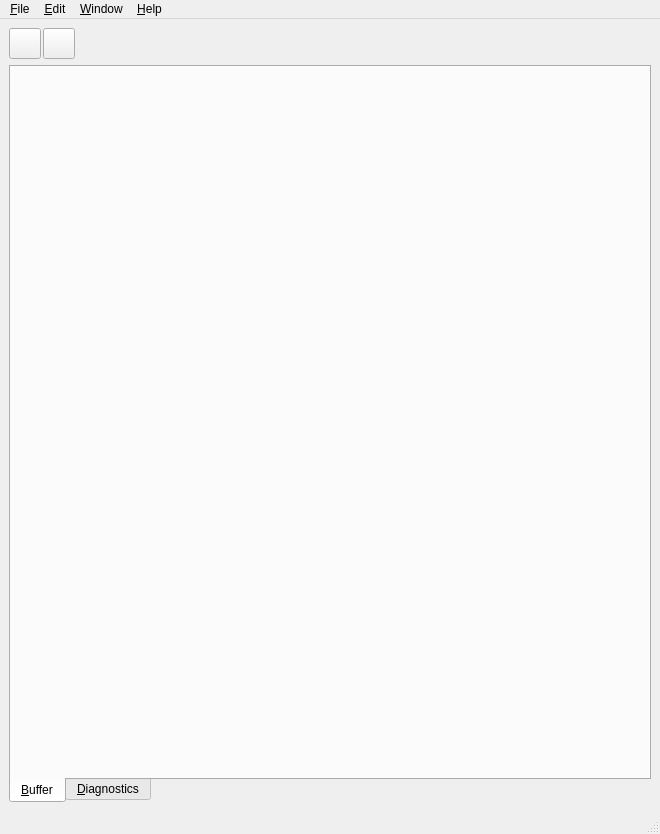
Qt form software/usbflashprog/main/mainwindow.ui (robsonsmartins/usbflashprog) before a commit.
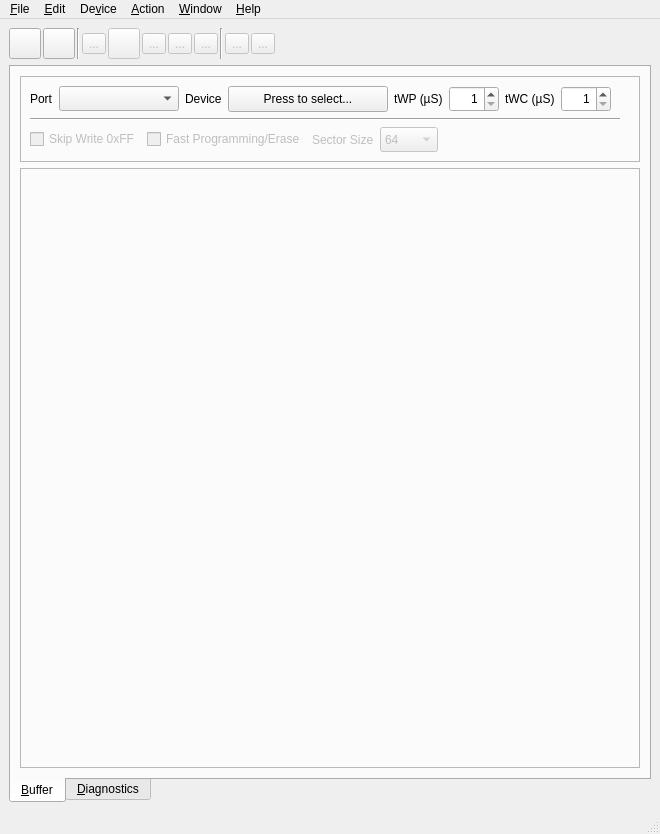
The same form after that commit. Icons and pictures are not drawn.

Commit message: Rev.G. Update software source format. Add base device and actions. Update ui.

What changed in the file:
```diff
--- a/software/usbflashprog/main/mainwindow.ui
+++ b/software/usbflashprog/main/mainwindow.ui
@@ -83,6 +83,181 @@
          </property>
         </widget>
        </item>
+       <item>
+        <widget class="Line" name="line_9">
+         <property name="orientation">
+          <enum>Qt::Vertical</enum>
+         </property>
+        </widget>
+       </item>
+       <item>
+        <widget class="QToolButton" name="btnRead">
+         <property name="enabled">
+          <bool>false</bool>
+         </property>
+         <property name="toolTip">
+          <string>Read</string>
+         </property>
+         <property name="text">
+          <string>...</string>
+         </property>
+         <property name="icon">
+          <iconset resource="../resources/resources.qrc">
+           <normaloff>:/toolicons/action-read.ico</normaloff>:/toolicons/action-read.ico</iconset>
+         </property>
+         <property name="iconSize">
+          <size>
+           <width>24</width>
+           <height>24</height>
+          </size>
+         </property>
+        </widget>
+       </item>
+       <item>
+        <widget class="QToolButton" name="btnProgram">
+         <property name="enabled">
+          <bool>false</bool>
+         </property>
+         <property name="toolTip">
+          <string>Program</string>
+         </property>
+         <property name="text">
+          <string/>
+         </property>
+         <property name="icon">
+          <iconset resource="../resources/resources.qrc">
+           <normaloff>:/toolicons/action-prog.ico</normaloff>:/toolicons/action-prog.ico</iconset>
+         </property>
+         <property name="iconSize">
+          <size>
+           <width>24</width>
+           <height>24</height>
+          </size>
+         </property>
+        </widget>
+       </item>
+       <item>
+        <widget class="QToolButton" name="btnVerify">
+         <property name="enabled">
+          <bool>false</bool>
+         </property>
+         <property name="toolTip">
+          <string>Verify/Compare</string>
+         </property>
+         <property name="text">
+          <string>...</string>
+         </property>
+         <property name="icon">
+          <iconset resource="../resources/resources.qrc">
+           <normaloff>:/toolicons/action-verify.ico</normaloff>:/toolicons/action-verify.ico</iconset>
+         </property>
+         <property name="iconSize">
+          <size>
+           <width>24</width>
+           <height>24</height>
+          </size>
+         </property>
+        </widget>
+       </item>
+       <item>
+        <widget class="QToolButton" name="btnErase">
+         <property name="enabled">
+          <bool>false</bool>
+         </property>
+         <property name="toolTip">
+          <string>Erase</string>
+         </property>
+         <property name="text">
+          <string>...</string>
+         </property>
+         <property name="icon">
+          <iconset resource="../resources/resources.qrc">
+           <normaloff>:/toolicons/action-erase.ico</normaloff>:/toolicons/action-erase.ico</iconset>
+         </property>
+         <property name="iconSize">
+          <size>
+           <width>24</width>
+           <height>24</height>
+          </size>
+         </property>
+        </widget>
+       </item>
+       <item>
+        <widget class="QToolButton" name="btnBlankCheck">
+         <property name="enabled">
+          <bool>false</bool>
+         </property>
+         <property name="toolTip">
+          <string>Blank Check</string>
+         </property>
+         <property name="text">
+          <string>...</string>
+         </property>
+         <property name="icon">
+          <iconset resource="../resources/resources.qrc">
+           <normaloff>:/toolicons/action-blank-check.ico</normaloff>:/toolicons/action-blank-check.ico</iconset>
+         </property>
+         <property name="iconSize">
+          <size>
+           <width>24</width>
+           <height>24</height>
+          </size>
+         </property>
+        </widget>
+       </item>
+       <item>
+        <widget class="Line" name="line_10">
+         <property name="orientation">
+          <enum>Qt::Vertical</enum>
+         </property>
+        </widget>
+       </item>
+       <item>
+        <widget class="QToolButton" name="btnGetID">
+         <property name="enabled">
+          <bool>false</bool>
+         </property>
+         <property name="toolTip">
+          <string>Get ID</string>
+         </property>
+         <property name="text">
+          <string>...</string>
+         </property>
+         <property name="icon">
+          <iconset resource="../resources/resources.qrc">
+           <normaloff>:/toolicons/action-getid.ico</normaloff>:/toolicons/action-getid.ico</iconset>
+         </property>
+         <property name="iconSize">
+          <size>
+           <width>24</width>
+           <height>24</height>
+          </size>
+         </property>
+        </widget>
+       </item>
+       <item>
+        <widget class="QToolButton" name="btnUnprotect">
+         <property name="enabled">
+          <bool>false</bool>
+         </property>
+         <property name="toolTip">
+          <string>Unprotect</string>
+         </property>
+         <property name="text">
+          <string>...</string>
+         </property>
+         <property name="icon">
+          <iconset resource="../resources/resources.qrc">
+           <normaloff>:/toolicons/action-unprotect.ico</normaloff>:/toolicons/action-unprotect.ico</iconset>
+         </property>
+         <property name="iconSize">
+          <size>
+           <width>24</width>
+           <height>24</height>
+          </size>
+         </property>
+        </widget>
+       </item>
        <item>
         <spacer name="horizontalSpacer_6">
          <property name="orientation">
@@ -126,7 +301,308 @@
        <attribute name="title">
         <string>&amp;Buffer</string>
        </attribute>
-       <layout class="QVBoxLayout" name="verticalLayout_13"/>
+       <layout class="QVBoxLayout" name="verticalLayout_13">
+        <item>
+         <layout class="QHBoxLayout" name="horizontalLayout_20">
+          <item>
+           <widget class="QFrame" name="frameProgrammer">
+            <property name="frameShape">
+             <enum>QFrame::StyledPanel</enum>
+            </property>
+            <property name="frameShadow">
+             <enum>QFrame::Raised</enum>
+            </property>
+            <layout class="QVBoxLayout" name="verticalLayout_17">
+             <item>
+              <layout class="QVBoxLayout" name="verticalLayout_16">
+               <item>
+                <layout class="QHBoxLayout" name="horizontalLayout_23">
+                 <item>
+                  <widget class="QLabel" name="labelProgPort">
+                   <property name="text">
+                    <string>Port</string>
+                   </property>
+                  </widget>
+                 </item>
+                 <item>
+                  <widget class="QComboBox" name="comboBoxProgPort">
+                   <property name="sizePolicy">
+                    <sizepolicy hsizetype="Minimum" vsizetype="Fixed">
+                     <horstretch>0</horstretch>
+                     <verstretch>0</verstretch>
+                    </sizepolicy>
+                   </property>
+                   <property name="minimumSize">
+                    <size>
+                     <width>120</width>
+                     <height>25</height>
+                    </size>
+                   </property>
+                  </widget>
+                 </item>
+                 <item>
+                  <widget class="QLabel" name="labelProgDevice">
+                   <property name="text">
+                    <string>Device</string>
+                   </property>
+                  </widget>
+                 </item>
+                 <item>
+                  <widget class="QPushButton" name="btnProgDevice">
+                   <property name="sizePolicy">
+                    <sizepolicy hsizetype="Fixed" vsizetype="Fixed">
+                     <horstretch>0</horstretch>
+                     <verstretch>0</verstretch>
+                    </sizepolicy>
+                   </property>
+                   <property name="minimumSize">
+                    <size>
+                     <width>160</width>
+                     <height>26</height>
+                    </size>
+                   </property>
+                   <property name="contextMenuPolicy">
+                    <enum>Qt::NoContextMenu</enum>
+                   </property>
+                   <property name="text">
+                    <string>Press to select...</string>
+                   </property>
+                   <property name="flat">
+                    <bool>false</bool>
+                   </property>
+                  </widget>
+                 </item>
+                 <item>
+                  <widget class="QLabel" name="labelProgTWP">
+                   <property name="text">
+                    <string>tWP (µS)</string>
+                   </property>
+                  </widget>
+                 </item>
+                 <item>
+                  <widget class="QSpinBox" name="spinBoxProgTWP">
+                   <property name="sizePolicy">
+                    <sizepolicy hsizetype="Fixed" vsizetype="Fixed">
+                     <horstretch>0</horstretch>
+                     <verstretch>0</verstretch>
+                    </sizepolicy>
+                   </property>
+                   <property name="minimumSize">
+                    <size>
+                     <width>50</width>
+                     <height>26</height>
+                    </size>
+                   </property>
+                   <property name="alignment">
+                    <set>Qt::AlignRight|Qt::AlignTrailing|Qt::AlignVCenter</set>
+                   </property>
+                   <property name="buttonSymbols">
+                    <enum>QAbstractSpinBox::UpDownArrows</enum>
+                   </property>
+                   <property name="suffix">
+                    <string/>
+                   </property>
+                   <property name="minimum">
+                    <number>1</number>
+                   </property>
+                   <property name="maximum">
+                    <number>600</number>
+                   </property>
+                  </widget>
+                 </item>
+                 <item>
+                  <widget class="QLabel" name="labelProgTWC">
+                   <property name="text">
+                    <string>tWC (µS)</string>
+                   </property>
+                  </widget>
+                 </item>
+                 <item>
+                  <widget class="QSpinBox" name="spinBoxProgTWC">
+                   <property name="sizePolicy">
+                    <sizepolicy hsizetype="Fixed" vsizetype="Fixed">
+                     <horstretch>0</horstretch>
+                     <verstretch>0</verstretch>
+                    </sizepolicy>
+                   </property>
+                   <property name="minimumSize">
+                    <size>
+                     <width>50</width>
+                     <height>26</height>
+                    </size>
+                   </property>
+                   <property name="alignment">
+                    <set>Qt::AlignRight|Qt::AlignTrailing|Qt::AlignVCenter</set>
+                   </property>
+                   <property name="minimum">
+                    <number>1</number>
+                   </property>
+                   <property name="maximum">
+                    <number>600</number>
+                   </property>
+                  </widget>
+                 </item>
+                 <item>
+                  <spacer name="horizontalSpacer_7">
+                   <property name="orientation">
+                    <enum>Qt::Horizontal</enum>
+                   </property>
+                   <property name="sizeHint" stdset="0">
+                    <size>
+                     <width>40</width>
+                     <height>20</height>
+                    </size>
+                   </property>
+                  </spacer>
+                 </item>
+                </layout>
+               </item>
+               <item>
+                <widget class="Line" name="line_8">
+                 <property name="sizePolicy">
+                  <sizepolicy hsizetype="Fixed" vsizetype="Fixed">
+                   <horstretch>0</horstretch>
+                   <verstretch>0</verstretch>
+                  </sizepolicy>
+                 </property>
+                 <property name="minimumSize">
+                  <size>
+                   <width>590</width>
+                   <height>0</height>
+                  </size>
+                 </property>
+                 <property name="maximumSize">
+                  <size>
+                   <width>590</width>
+                   <height>16777215</height>
+                  </size>
+                 </property>
+                 <property name="orientation">
+                  <enum>Qt::Horizontal</enum>
+                 </property>
+                </widget>
+               </item>
+               <item>
+                <layout class="QHBoxLayout" name="horizontalLayout_21">
+                 <item>
+                  <widget class="QCheckBox" name="checkBoxProgSkipFF">
+                   <property name="enabled">
+                    <bool>false</bool>
+                   </property>
+                   <property name="text">
+                    <string>Skip Write 0xFF</string>
+                   </property>
+                  </widget>
+                 </item>
+                 <item>
+                  <widget class="QCheckBox" name="checkBoxProgFast">
+                   <property name="enabled">
+                    <bool>false</bool>
+                   </property>
+                   <property name="text">
+                    <string>Fast Programming/Erase</string>
+                   </property>
+                  </widget>
+                 </item>
+                 <item>
+                  <widget class="QLabel" name="labelProgSectorSize">
+                   <property name="enabled">
+                    <bool>false</bool>
+                   </property>
+                   <property name="text">
+                    <string>Sector Size</string>
+                   </property>
+                  </widget>
+                 </item>
+                 <item>
+                  <widget class="QComboBox" name="comboBoxProgSectorSize">
+                   <property name="enabled">
+                    <bool>false</bool>
+                   </property>
+                   <property name="sizePolicy">
+                    <sizepolicy hsizetype="Minimum" vsizetype="Fixed">
+                     <horstretch>0</horstretch>
+                     <verstretch>0</verstretch>
+                    </sizepolicy>
+                   </property>
+                   <property name="minimumSize">
+                    <size>
+                     <width>50</width>
+                     <height>25</height>
+                    </size>
+                   </property>
+                   <item>
+                    <property name="text">
+                     <string>64</string>
+                    </property>
+                   </item>
+                   <item>
+                    <property name="text">
+                     <string>128</string>
+                    </property>
+                   </item>
+                   <item>
+                    <property name="text">
+                     <string>256</string>
+                    </property>
+                   </item>
+                   <item>
+                    <property name="text">
+                     <string>512</string>
+                    </property>
+                   </item>
+                   <item>
+                    <property name="text">
+                     <string>1024</string>
+                    </property>
+                   </item>
+                   <item>
+                    <property name="text">
+                     <string>2048</string>
+                    </property>
+                   </item>
+                  </widget>
+                 </item>
+                 <item>
+                  <spacer name="horizontalSpacer_14">
+                   <property name="orientation">
+                    <enum>Qt::Horizontal</enum>
+                   </property>
+                   <property name="sizeHint" stdset="0">
+                    <size>
+                     <width>40</width>
+                     <height>20</height>
+                    </size>
+                   </property>
+                  </spacer>
+                 </item>
+                </layout>
+               </item>
+              </layout>
+             </item>
+            </layout>
+           </widget>
+          </item>
+         </layout>
+        </item>
+        <item>
+         <widget class="QFrame" name="frameEditor">
+          <property name="sizePolicy">
+           <sizepolicy hsizetype="Preferred" vsizetype="Expanding">
+            <horstretch>0</horstretch>
+            <verstretch>0</verstretch>
+           </sizepolicy>
+          </property>
+          <property name="frameShape">
+           <enum>QFrame::StyledPanel</enum>
+          </property>
+          <property name="frameShadow">
+           <enum>QFrame::Raised</enum>
+          </property>
+          <layout class="QHBoxLayout" name="horizontalLayout_26"/>
+         </widget>
+        </item>
+       </layout>
       </widget>
       <widget class="QWidget" name="tabDiagnostics">
        <attribute name="title">
@@ -2285,14 +2761,14 @@
     <addaction name="actionProjectHome"/>
     <addaction name="actionAuthorHome"/>
    </widget>
-   <widget class="QMenu" name="menu_Window">
+   <widget class="QMenu" name="menuWindow">
     <property name="title">
      <string>&amp;Window</string>
     </property>
     <addaction name="actionBuffer"/>
     <addaction name="actionDiagnostics"/>
    </widget>
-   <widget class="QMenu" name="menuB_uffer">
+   <widget class="QMenu" name="menuBuffer">
     <property name="title">
      <string>&amp;Edit</string>
     </property>
@@ -2303,9 +2779,74 @@
     <addaction name="actionFind"/>
     <addaction name="actionReplace"/>
    </widget>
+   <widget class="QMenu" name="menuDevice">
+    <property name="title">
+     <string>De&amp;vice</string>
+    </property>
+    <widget class="QMenu" name="menuParallelMemory">
+     <property name="title">
+      <string>Parallel Memory</string>
+     </property>
+     <widget class="QMenu" name="menuSRAM">
+      <property name="title">
+       <string>SRAM</string>
+      </property>
+      <addaction name="actionSRAM2K"/>
+      <addaction name="actionSRAM8K"/>
+      <addaction name="actionSRAM16K"/>
+      <addaction name="actionSRAM32K"/>
+      <addaction name="actionSRAM64K"/>
+      <addaction name="actionSRAM128K"/>
+      <addaction name="actionSRAM512K"/>
+     </widget>
+     <addaction name="menuSRAM"/>
+     <addaction name="actionEPROM"/>
+     <addaction name="actionEPROMElectricalErasable"/>
+     <addaction name="actionEEPROM"/>
+     <addaction name="actionFlash"/>
+    </widget>
+    <addaction name="menuParallelMemory"/>
+    <addaction name="separator"/>
+    <addaction name="actionDeviceI2C"/>
+    <addaction name="actionDeviceSPI"/>
+   </widget>
+   <widget class="QMenu" name="menuAction">
+    <property name="title">
+     <string>&amp;Action</string>
+    </property>
+    <widget class="QMenu" name="menuProgram">
+     <property name="enabled">
+      <bool>false</bool>
+     </property>
+     <property name="title">
+      <string>Program</string>
+     </property>
+     <addaction name="actionDoProgram"/>
+     <addaction name="actionProgramAndVerify"/>
+    </widget>
+    <widget class="QMenu" name="menuErase">
+     <property name="enabled">
+      <bool>false</bool>
+     </property>
+     <property name="title">
+      <string>Erase</string>
+     </property>
+     <addaction name="actionDoErase"/>
+     <addaction name="actionEraseAndBlankCheck"/>
+    </widget>
+    <addaction name="actionRead"/>
+    <addaction name="menuProgram"/>
+    <addaction name="actionVerify"/>
+    <addaction name="menuErase"/>
+    <addaction name="actionBlankCheck"/>
+    <addaction name="actionGetID"/>
+    <addaction name="actionUnprotect"/>
+   </widget>
    <addaction name="menuFile"/>
-   <addaction name="menuB_uffer"/>
-   <addaction name="menu_Window"/>
+   <addaction name="menuBuffer"/>
+   <addaction name="menuDevice"/>
+   <addaction name="menuAction"/>
+   <addaction name="menuWindow"/>
    <addaction name="menuHelp"/>
   </widget>
   <widget class="QStatusBar" name="statusbar"/>
```
Left out of the diff: 155 changed lines with no effect on the pictures. The commit also changes 48 other files.
